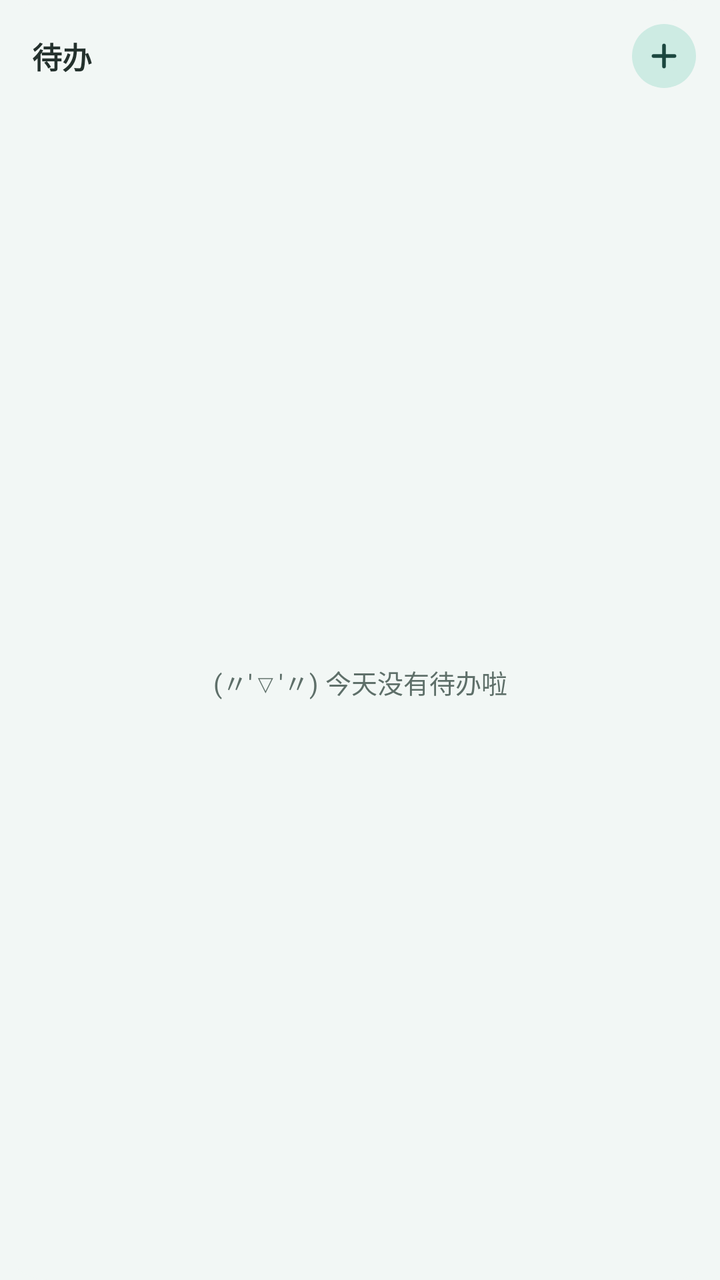
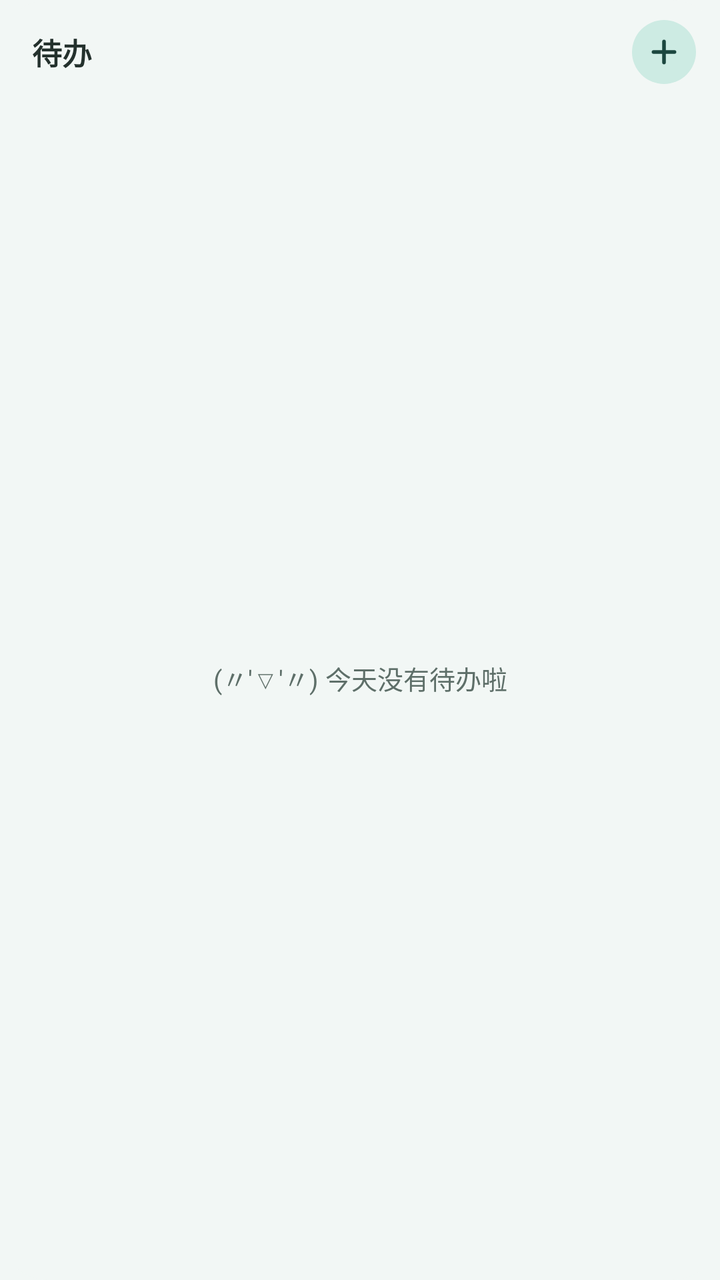

Compare the two renders of this Android layout. The source of the first and the diff that turns it into the second are given below.
<!-- AndroidManifest.xml: application theme Theme.Goke -->
<!-- res/layout/widget_todo.xml -->
<?xml version="1.0" encoding="utf-8"?>
<LinearLayout xmlns:android="http://schemas.android.com/apk/res/android"
    android:id="@+id/widget_root"
    android:layout_width="match_parent"
    android:layout_height="match_parent"
    android:background="@drawable/widget_bg"
    android:orientation="vertical"
    android:paddingBottom="8dp"
    android:paddingTop="12dp">

    <LinearLayout
        android:id="@+id/widget_header"
        android:layout_width="match_parent"
        android:layout_height="wrap_content"
        android:gravity="center_vertical"
        android:orientation="horizontal"
        android:paddingBottom="6dp"
        android:paddingEnd="12dp"
        android:paddingStart="16dp">

        <TextView
            android:id="@+id/widget_title"
            android:layout_width="wrap_content"
            android:layout_height="wrap_content"
            android:text="@string/tab_todo"
            android:textColor="@color/widget_text"
            android:textSize="15sp"
            android:textStyle="bold" />

        <TextView
            android:id="@+id/widget_count"
            android:layout_width="wrap_content"
            android:layout_height="wrap_content"
            android:layout_marginStart="6dp"
            android:background="@drawable/widget_pill_bg"
            android:paddingBottom="1dp"
            android:paddingEnd="7dp"
            android:paddingStart="7dp"
            android:paddingTop="1dp"
            android:textColor="@color/widget_pill_fg"
            android:textSize="11sp"
            android:textStyle="bold"
            android:visibility="gone" />

        <FrameLayout
            android:layout_width="0dp"
            android:layout_height="1dp"
            android:layout_weight="1" />

        <ImageView
            android:id="@+id/widget_add"
            android:layout_width="32dp"
            android:layout_height="32dp"
            android:background="@drawable/widget_pill_bg"
            android:contentDescription="@string/add"
            android:padding="7dp"
            android:scaleType="centerInside"
            android:src="@drawable/ic_widget_add" />
    </LinearLayout>

    <FrameLayout
        android:layout_width="match_parent"
        android:layout_height="0dp"
        android:layout_weight="1">

        <ListView
            android:id="@+id/widget_list"
            android:layout_width="match_parent"
            android:layout_height="wrap_content"
            android:layout_marginEnd="10dp"
            android:layout_marginStart="10dp"
            android:clipToPadding="false"
            android:divider="@null"
            android:dividerHeight="4dp" />

        <TextView
            android:id="@+id/widget_empty"
            android:layout_width="match_parent"
            android:layout_height="match_parent"
            android:gravity="center"
            android:padding="16dp"
            android:text="@string/widget_todo_empty"
            android:textColor="@color/widget_muted"
            android:textSize="13sp" />
    </FrameLayout>
</LinearLayout>
<!-- resources referenced by this layout -->
<resources>
  <color name="widget_muted">#5E6F69</color>
  <color name="widget_pill_fg">#1B473F</color>
  <color name="widget_text">#24312D</color>
  <!-- drawable ic_widget_add (drawable) -->
  <?xml version="1.0" encoding="utf-8"?>
  <vector xmlns:android="http://schemas.android.com/apk/res/android"
      android:width="18dp"
      android:height="18dp"
      android:viewportWidth="24"
      android:viewportHeight="24">
      <path
          android:fillColor="#00000000"
          android:pathData="M12,5L12,19M5,12L19,12"
          android:strokeColor="@color/widget_pill_fg"
          android:strokeLineCap="round"
          android:strokeWidth="2.4" />
  </vector>
  <!-- drawable widget_bg (drawable) -->
  <?xml version="1.0" encoding="utf-8"?>
  <shape xmlns:android="http://schemas.android.com/apk/res/android" android:shape="rectangle">
      <solid android:color="@color/widget_bg" />
      <corners android:radius="24dp" />
  </shape>
  <!-- drawable widget_pill_bg (drawable) -->
  <?xml version="1.0" encoding="utf-8"?>
  <shape xmlns:android="http://schemas.android.com/apk/res/android" android:shape="rectangle">
      <solid android:color="@color/widget_pill_bg" />
      <corners android:radius="999dp" />
  </shape>
  <string name="add">添加</string>
  <string name="tab_todo">待办</string>
  <string name="widget_todo_empty">(〃\'▽\'〃) 今天没有待办啦</string>
  <style name="Theme.Goke" parent="android:Theme.Material.Light.NoActionBar">
          <item name="android:windowBackground">@color/window_bg</item>
          <item name="android:statusBarColor">@android:color/transparent</item>
          <item name="android:navigationBarColor">@android:color/transparent</item>
      </style>
  <color name="widget_bg">#F2F7F5</color>
  <color name="widget_pill_bg">#CDEBE3</color>
  <color name="window_bg">#F2F7F5</color>
</resources>

<!-- the commit's change to res/layout/widget_todo.xml (unified diff, before → after) -->
@@ -6,7 +6,7 @@
     android:background="@drawable/widget_bg"
     android:orientation="vertical"
     android:paddingBottom="8dp"
-    android:paddingTop="12dp">
+    android:paddingTop="10dp">
 
     <LinearLayout
         android:id="@+id/widget_header"
@@ -14,7 +14,7 @@
         android:layout_height="wrap_content"
         android:gravity="center_vertical"
         android:orientation="horizontal"
-        android:paddingBottom="6dp"
+        android:paddingBottom="4dp"
         android:paddingEnd="12dp"
         android:paddingStart="16dp">
 
@@ -71,7 +71,7 @@
             android:layout_marginStart="10dp"
             android:clipToPadding="false"
             android:divider="@null"
-            android:dividerHeight="4dp" />
+            android:dividerHeight="0dp" />
 
         <TextView
             android:id="@+id/widget_empty"
